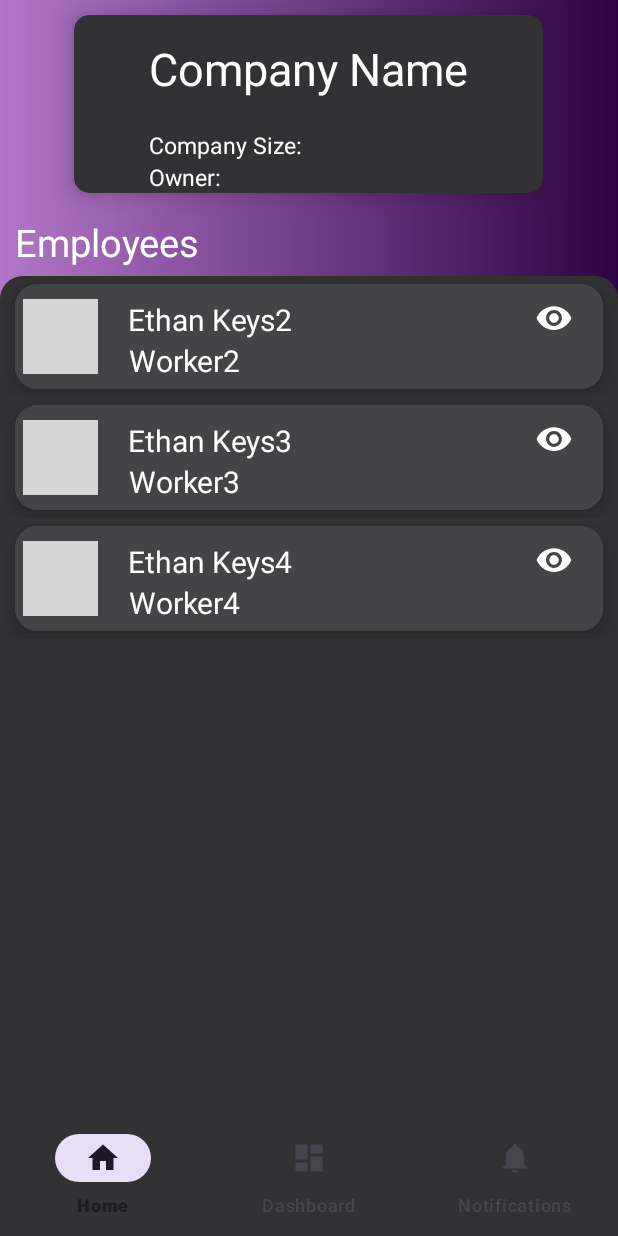
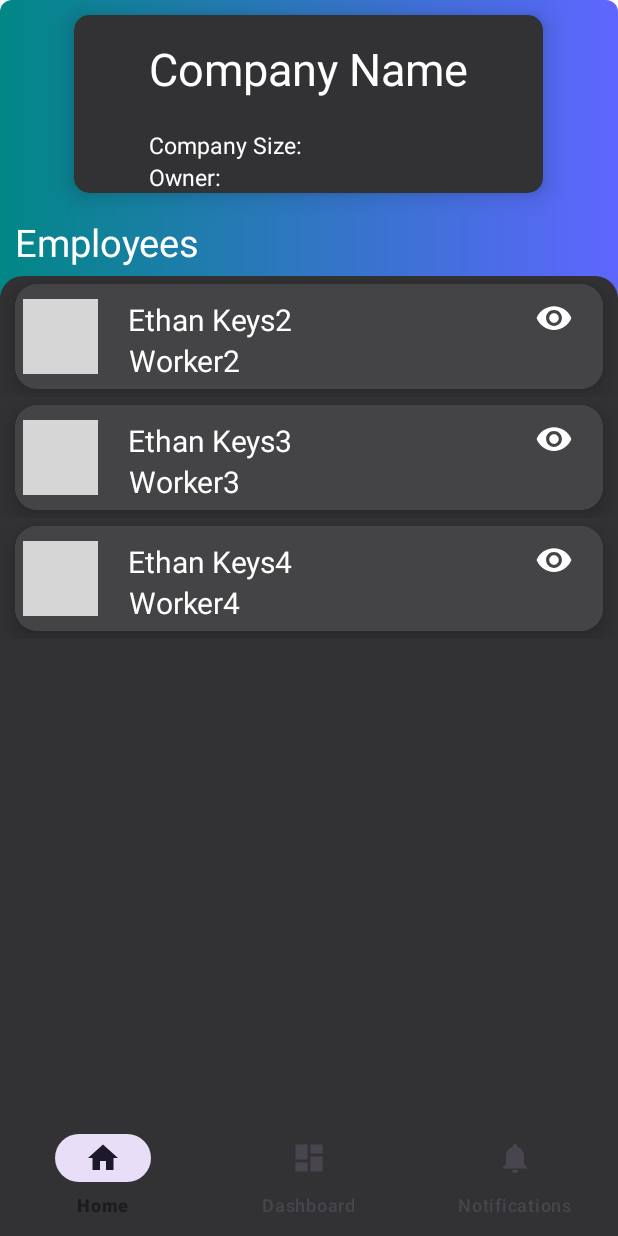
Before and after one commit to ethanman102/ClocKeys, an Android app: the screen it shows after launch (MainActivity), after a tap on an icon or button, on a phone screen of 412 x 824 dp. Run offline under Robolectric (Android 15) with nearby library versions, the phone set to English and light mode, and no system bars; our stand-ins replace CircleImageView, navigation-ui; grey boxes are pictures that could not be loaded.

Commit message:
more UI changes

```diff
--- a/app/src/main/java/com/example/clockeys/Users/Employee.java
+++ b/app/src/main/java/com/example/clockeys/Users/Employee.java
@@ -24,7 +24,7 @@ public class Employee implements Serializable {
                 return employeeOne.name.compareTo(employeeTwo.name);
             } else if (sortType.equalsIgnoreCase("hireDate")) {
                 return employeeOne.hireDate.compareTo(employeeTwo.hireDate);
-            } else if (sortType.equalsIgnoreCase("birthdate")){
+            } else if (sortType.equalsIgnoreCase("age")){
                 return employeeOne.dateOfBirth.compareTo(employeeTwo.dateOfBirth);
             }else if (sortType.equalsIgnoreCase("id")){
                 return Integer.compare(employeeOne.employeeNumber,employeeTwo.employeeNumber);
--- a/app/src/main/res/layout/employee_item.xml
+++ b/app/src/main/res/layout/employee_item.xml
@@ -39,8 +39,8 @@
                     android:layout_height="50dp"
                     android:layout_centerVertical="true"
                     android:src="@drawable/login_background"
-                    app:civ_border_color="@color/white"
-                    app:civ_border_width="1.5dp">
+                    app:civ_border_color="@color/teal_700"
+                    app:civ_border_width="2dp">
                 </de.hdodenhof.circleimageview.CircleImageView>
 
                 <ImageView
@@ -175,9 +175,11 @@
                     android:id="@+id/employeeManageButton"
                     android:layout_width="wrap_content"
                     android:layout_height="wrap_content"
-                    android:text="@string/timecard_and_manage"
-                    android:backgroundTint="@color/transparent"
-                    android:textColor="@color/black"
+                    android:text="Timecard"
+                    android:layout_marginBottom="10dp"
+                    app:backgroundTint="@null"
+                    android:background="@drawable/button_gradient"
+                    android:textColor="@color/white"
                     android:layout_below="@id/employeeItemBio"
                     android:layout_marginTop="10dp"
                     android:textSize="13sp"
--- a/app/src/main/res/layout/fragment_home.xml
+++ b/app/src/main/res/layout/fragment_home.xml
@@ -5,7 +5,7 @@
     android:layout_width="match_parent"
     android:layout_height="match_parent"
     tools:context=".ui.home.HomeFragment"
-    android:background="@drawable/punch_gradient"
+    android:background="@drawable/button_gradient"
     android:orientation="vertical">
 
         <androidx.cardview.widget.CardView
```
